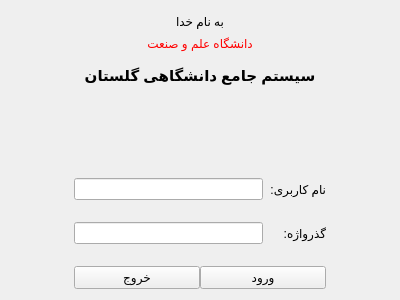
Qt form loginwindow.ui (mrhsce/Golestan-system) before a commit.
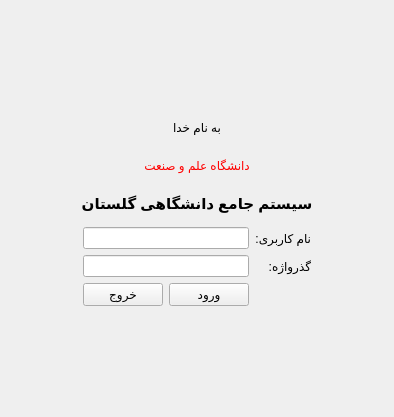
The same form after that commit.

Diff of the .ui file:
```diff
--- a/loginwindow.ui
+++ b/loginwindow.ui
@@ -6,176 +6,295 @@
    <rect>
     <x>0</x>
     <y>0</y>
-    <width>400</width>
-    <height>300</height>
+    <width>394</width>
+    <height>417</height>
    </rect>
   </property>
   <property name="windowTitle">
    <string>LoginWindow</string>
   </property>
   <widget class="QWidget" name="centralWidget">
-   <layout class="QVBoxLayout" name="verticalLayout_2">
+   <layout class="QVBoxLayout" name="verticalLayout">
     <item>
-     <layout class="QVBoxLayout" name="verticalLayout" stretch="1,1,2,3,3,3">
-      <property name="spacing">
-       <number>0</number>
-      </property>
-      <item>
+     <layout class="QGridLayout" name="gridLayout">
+      <item row="4" column="0" colspan="5">
+       <spacer name="horizontalSpacer_15">
+        <property name="orientation">
+         <enum>Qt::Horizontal</enum>
+        </property>
+        <property name="sizeHint" stdset="0">
+         <size>
+          <width>298</width>
+          <height>20</height>
+         </size>
+        </property>
+       </spacer>
+      </item>
+      <item row="10" column="3" colspan="2">
+       <spacer name="horizontalSpacer_6">
+        <property name="orientation">
+         <enum>Qt::Horizontal</enum>
+        </property>
+        <property name="sizeHint" stdset="0">
+         <size>
+          <width>88</width>
+          <height>20</height>
+         </size>
+        </property>
+       </spacer>
+      </item>
+      <item row="1" column="0" colspan="5">
+       <spacer name="horizontalSpacer_16">
+        <property name="orientation">
+         <enum>Qt::Horizontal</enum>
+        </property>
+        <property name="sizeHint" stdset="0">
+         <size>
+          <width>298</width>
+          <height>20</height>
+         </size>
+        </property>
+       </spacer>
+      </item>
+      <item row="10" column="1">
+       <widget class="QPushButton" name="pushButton">
+        <property name="text">
+         <string>خروج</string>
+        </property>
+       </widget>
+      </item>
+      <item row="10" column="2">
+       <widget class="QPushButton" name="pushButton_2">
+        <property name="text">
+         <string>ورود</string>
+        </property>
+       </widget>
+      </item>
+      <item row="15" column="0" colspan="5">
+       <spacer name="horizontalSpacer_11">
+        <property name="orientation">
+         <enum>Qt::Horizontal</enum>
+        </property>
+        <property name="sizeHint" stdset="0">
+         <size>
+          <width>298</width>
+          <height>20</height>
+         </size>
+        </property>
+       </spacer>
+      </item>
+      <item row="3" column="0" colspan="5">
+       <spacer name="horizontalSpacer_14">
+        <property name="orientation">
+         <enum>Qt::Horizontal</enum>
+        </property>
+        <property name="sizeHint" stdset="0">
+         <size>
+          <width>298</width>
+          <height>20</height>
+         </size>
+        </property>
+       </spacer>
+      </item>
+      <item row="0" column="0" colspan="5">
+       <spacer name="horizontalSpacer_12">
+        <property name="orientation">
+         <enum>Qt::Horizontal</enum>
+        </property>
+        <property name="sizeHint" stdset="0">
+         <size>
+          <width>298</width>
+          <height>20</height>
+         </size>
+        </property>
+       </spacer>
+      </item>
+      <item row="8" column="1" colspan="2">
+       <widget class="QLineEdit" name="lineEdit"/>
+      </item>
+      <item row="5" column="0" colspan="5">
        <widget class="QLabel" name="label">
         <property name="text">
          <string>&lt;html&gt;&lt;head/&gt;&lt;body&gt;&lt;p align=&quot;center&quot;&gt;به نام خدا&lt;/p&gt;&lt;/body&gt;&lt;/html&gt;</string>
         </property>
        </widget>
       </item>
-      <item>
+      <item row="8" column="0">
+       <spacer name="horizontalSpacer">
+        <property name="orientation">
+         <enum>Qt::Horizontal</enum>
+        </property>
+        <property name="sizeHint" stdset="0">
+         <size>
+          <width>40</width>
+          <height>20</height>
+         </size>
+        </property>
+       </spacer>
+      </item>
+      <item row="9" column="0">
+       <spacer name="horizontalSpacer_3">
+        <property name="orientation">
+         <enum>Qt::Horizontal</enum>
+        </property>
+        <property name="sizeHint" stdset="0">
+         <size>
+          <width>40</width>
+          <height>20</height>
+         </size>
+        </property>
+       </spacer>
+      </item>
+      <item row="2" column="0" colspan="5">
+       <spacer name="horizontalSpacer_13">
+        <property name="orientation">
+         <enum>Qt::Horizontal</enum>
+        </property>
+        <property name="sizeHint" stdset="0">
+         <size>
+          <width>298</width>
+          <height>20</height>
+         </size>
+        </property>
+       </spacer>
+      </item>
+      <item row="9" column="1" colspan="2">
+       <widget class="QLineEdit" name="lineEdit_2">
+        <property name="echoMode">
+         <enum>QLineEdit::Password</enum>
+        </property>
+       </widget>
+      </item>
+      <item row="6" column="0" colspan="5">
        <widget class="QLabel" name="label_2">
         <property name="text">
          <string>&lt;html&gt;&lt;head/&gt;&lt;body&gt;&lt;p align=&quot;center&quot;&gt;&lt;span style=&quot; color:#ff0000;&quot;&gt;دانشگاه علم و صنعت&lt;/span&gt;&lt;/p&gt;&lt;/body&gt;&lt;/html&gt;</string>
         </property>
        </widget>
       </item>
-      <item>
+      <item row="12" column="0" colspan="5">
+       <spacer name="horizontalSpacer_8">
+        <property name="orientation">
+         <enum>Qt::Horizontal</enum>
+        </property>
+        <property name="sizeHint" stdset="0">
+         <size>
+          <width>298</width>
+          <height>20</height>
+         </size>
+        </property>
+       </spacer>
+      </item>
+      <item row="7" column="0" colspan="5">
        <widget class="QLabel" name="label_3">
+        <property name="minimumSize">
+         <size>
+          <width>0</width>
+          <height>0</height>
+         </size>
+        </property>
+        <property name="sizeIncrement">
+         <size>
+          <width>0</width>
+          <height>0</height>
+         </size>
+        </property>
         <property name="text">
          <string>&lt;html&gt;&lt;head/&gt;&lt;body&gt;&lt;p align=&quot;center&quot;&gt;&lt;span style=&quot; font-size:11pt; font-weight:600;&quot;&gt;سیستم جامع دانشگاهی گلستان&lt;/span&gt;&lt;/p&gt;&lt;/body&gt;&lt;/html&gt;</string>
         </property>
        </widget>
       </item>
-      <item>
-       <layout class="QHBoxLayout" name="horizontalLayout_2" stretch="1,3,1,1">
-        <property name="spacing">
-         <number>0</number>
+      <item row="8" column="3">
+       <widget class="QLabel" name="label_4">
+        <property name="text">
+         <string>نام کاربری:</string>
         </property>
-        <property name="topMargin">
-         <number>80</number>
+       </widget>
+      </item>
+      <item row="14" column="0" colspan="5">
+       <spacer name="horizontalSpacer_10">
+        <property name="orientation">
+         <enum>Qt::Horizontal</enum>
         </property>
-        <item>
-         <spacer name="horizontalSpacer">
-          <property name="orientation">
-           <enum>Qt::Horizontal</enum>
-          </property>
-          <property name="sizeHint" stdset="0">
-           <size>
-            <width>40</width>
-            <height>20</height>
-           </size>
-          </property>
-         </spacer>
-        </item>
-        <item>
-         <widget class="QLineEdit" name="lineEdit"/>
-        </item>
-        <item>
-         <widget class="QLabel" name="label_4">
-          <property name="text">
-           <string>نام کاربری:</string>
-          </property>
-         </widget>
-        </item>
-        <item>
-         <spacer name="horizontalSpacer_2">
-          <property name="orientation">
-           <enum>Qt::Horizontal</enum>
-          </property>
-          <property name="sizeHint" stdset="0">
-           <size>
-            <width>40</width>
-            <height>20</height>
-           </size>
-          </property>
-         </spacer>
-        </item>
-       </layout>
+        <property name="sizeHint" stdset="0">
+         <size>
+          <width>298</width>
+          <height>20</height>
+         </size>
+        </property>
+       </spacer>
       </item>
-      <item>
-       <layout class="QHBoxLayout" name="horizontalLayout" stretch="1,3,1,1">
-        <property name="spacing">
-         <number>0</number>
+      <item row="8" column="4">
+       <spacer name="horizontalSpacer_2">
+        <property name="orientation">
+         <enum>Qt::Horizontal</enum>
         </property>
-        <item>
-         <spacer name="horizontalSpacer_3">
-          <property name="orientation">
-           <enum>Qt::Horizontal</enum>
-          </property>
-          <property name="sizeHint" stdset="0">
-           <size>
-            <width>40</width>
-            <height>20</height>
-           </size>
-          </property>
-         </spacer>
-        </item>
-        <item>
-         <widget class="QLineEdit" name="lineEdit_2"/>
-        </item>
-        <item>
-         <widget class="QLabel" name="label_5">
-          <property name="text">
-           <string>گذرواژه:</string>
-          </property>
-         </widget>
-        </item>
-        <item>
-         <spacer name="horizontalSpacer_4">
-          <property name="orientation">
-           <enum>Qt::Horizontal</enum>
-          </property>
-          <property name="sizeHint" stdset="0">
-           <size>
-            <width>40</width>
-            <height>20</height>
-           </size>
-          </property>
-         </spacer>
-        </item>
-       </layout>
+        <property name="sizeHint" stdset="0">
+         <size>
+          <width>38</width>
+          <height>20</height>
+         </size>
+        </property>
+       </spacer>
       </item>
-      <item>
-       <layout class="QHBoxLayout" name="horizontalLayout_3" stretch="1,2,2,1">
-        <property name="spacing">
-         <number>0</number>
+      <item row="10" column="0">
+       <spacer name="horizontalSpacer_5">
+        <property name="orientation">
+         <enum>Qt::Horizontal</enum>
         </property>
-        <item>
-         <spacer name="horizontalSpacer_5">
-          <property name="orientation">
-           <enum>Qt::Horizontal</enum>
-          </property>
-          <property name="sizeHint" stdset="0">
-           <size>
-            <width>40</width>
-            <height>20</height>
-           </size>
-          </property>
-         </spacer>
-        </item>
-        <item>
-         <widget class="QPushButton" name="pushButton">
-          <property name="text">
-           <string>خروج</string>
-          </property>
-         </widget>
-        </item>
-        <item>
-         <widget class="QPushButton" name="pushButton_2">
-          <property name="text">
-           <string>ورود</string>
-          </property>
-         </widget>
-        </item>
-        <item>
-         <spacer name="horizontalSpacer_6">
-          <property name="orientation">
-           <enum>Qt::Horizontal</enum>
-          </property>
-          <property name="sizeHint" stdset="0">
-           <size>
-            <width>40</width>
-            <height>20</height>
-           </size>
-          </property>
-         </spacer>
-        </item>
-       </layout>
+        <property name="sizeHint" stdset="0">
+         <size>
+          <width>40</width>
+          <height>20</height>
+         </size>
+        </property>
+       </spacer>
+      </item>
+      <item row="11" column="0" colspan="5">
+       <spacer name="horizontalSpacer_7">
+        <property name="orientation">
+         <enum>Qt::Horizontal</enum>
+        </property>
+        <property name="sizeHint" stdset="0">
+         <size>
+          <width>298</width>
+          <height>20</height>
+         </size>
+        </property>
+       </spacer>
+      </item>
+      <item row="9" column="4">
+       <spacer name="horizontalSpacer_4">
+        <property name="orientation">
+         <enum>Qt::Horizontal</enum>
+        </property>
+        <property name="sizeHint" stdset="0">
+         <size>
+          <width>38</width>
+          <height>20</height>
+         </size>
+        </property>
+       </spacer>
+      </item>
+      <item row="9" column="3">
+       <widget class="QLabel" name="label_5">
+        <property name="text">
+         <string>گذرواژه:</string>
+        </property>
+       </widget>
+      </item>
+      <item row="13" column="0" colspan="5">
+       <spacer name="horizontalSpacer_9">
+        <property name="orientation">
+         <enum>Qt::Horizontal</enum>
+        </property>
+        <property name="sizeHint" stdset="0">
+         <size>
+          <width>298</width>
+          <height>20</height>
+         </size>
+        </property>
+       </spacer>
       </item>
      </layout>
     </item>
```
Left out of the diff: 10 changed lines with no effect on the pictures.
